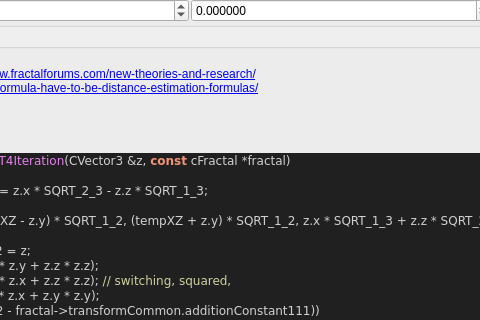
Above: mandelbulber2/formula/ui/fractal_transf_benesi_t4.ui from buddhi1980/mandelbulber2 before the change; both pictures show x 117 to 597 and y 303 to 623 of the 916 by 914 pixel window. Below: the same form after it.
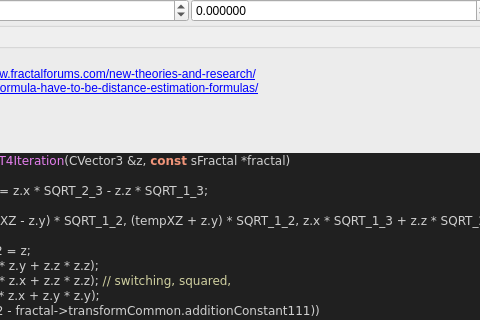
That is the form after the change. Custom widgets are drawn as their Qt base class.

Diff of the .ui file:
```diff
--- a/mandelbulber2/formula/ui/fractal_transf_benesi_t4.ui
+++ b/mandelbulber2/formula/ui/fractal_transf_benesi_t4.ui
@@ -630,7 +630,7 @@
 &lt;/table&gt;
 &lt;h3&gt;Code&lt;/h3&gt;
 &lt;body style=&quot;background-color:#202020&quot;&gt;
-&lt;pre style=&quot;color:#d0d0d0; background-color:#202020;  font-family:'Courier New',monospace;&quot;&gt;&lt;span style=&quot;color:#f09479; font-weight:bold&quot;&gt;void&lt;/span&gt; &lt;span style=&quot;color:#e47eed&quot;&gt;TransfBenesiT4Iteration&lt;/span&gt;&lt;span style=&quot;color:#d0d0d0&quot;&gt;(&lt;/span&gt;CVector3 &lt;span style=&quot;color:#d0d0d0&quot;&gt;&amp;amp;&lt;/span&gt;z&lt;span style=&quot;color:#d0d0d0&quot;&gt;,&lt;/span&gt; &lt;span style=&quot;color:#f09479; font-weight:bold&quot;&gt;const&lt;/span&gt; cFractal &lt;span style=&quot;color:#d0d0d0&quot;&gt;*&lt;/span&gt;fractal&lt;span style=&quot;color:#d0d0d0&quot;&gt;)&lt;/span&gt;
+&lt;pre style=&quot;color:#d0d0d0; background-color:#202020;  font-family:'Courier New',monospace;&quot;&gt;&lt;span style=&quot;color:#f09479; font-weight:bold&quot;&gt;void&lt;/span&gt; &lt;span style=&quot;color:#e47eed&quot;&gt;TransfBenesiT4Iteration&lt;/span&gt;&lt;span style=&quot;color:#d0d0d0&quot;&gt;(&lt;/span&gt;CVector3 &lt;span style=&quot;color:#d0d0d0&quot;&gt;&amp;amp;&lt;/span&gt;z&lt;span style=&quot;color:#d0d0d0&quot;&gt;,&lt;/span&gt; &lt;span style=&quot;color:#f09479; font-weight:bold&quot;&gt;const&lt;/span&gt; sFractal &lt;span style=&quot;color:#d0d0d0&quot;&gt;*&lt;/span&gt;fractal&lt;span style=&quot;color:#d0d0d0&quot;&gt;)&lt;/span&gt;
 &lt;span style=&quot;color:#d0d0d0&quot;&gt;{&lt;/span&gt;
   &lt;span style=&quot;color:#f09479; font-weight:bold&quot;&gt;double&lt;/span&gt; tempXZ &lt;span style=&quot;color:#d0d0d0&quot;&gt;=&lt;/span&gt; z&lt;span style=&quot;color:#d0d0d0&quot;&gt;.&lt;/span&gt;x &lt;span style=&quot;color:#d0d0d0&quot;&gt;*&lt;/span&gt; SQRT_2_3 &lt;span style=&quot;color:#d0d0d0&quot;&gt;-&lt;/span&gt; z&lt;span style=&quot;color:#d0d0d0&quot;&gt;.&lt;/span&gt;z &lt;span style=&quot;color:#d0d0d0&quot;&gt;*&lt;/span&gt; SQRT_1_3&lt;span style=&quot;color:#d0d0d0&quot;&gt;;&lt;/span&gt;
   z &lt;span style=&quot;color:#d0d0d0&quot;&gt;=&lt;/span&gt;
```
